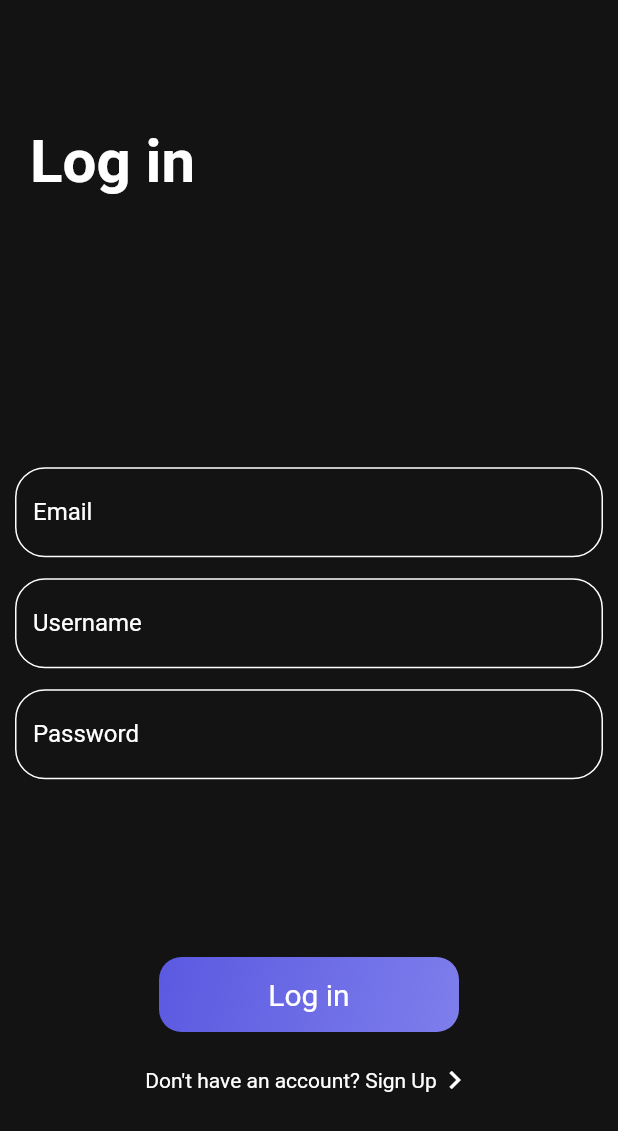
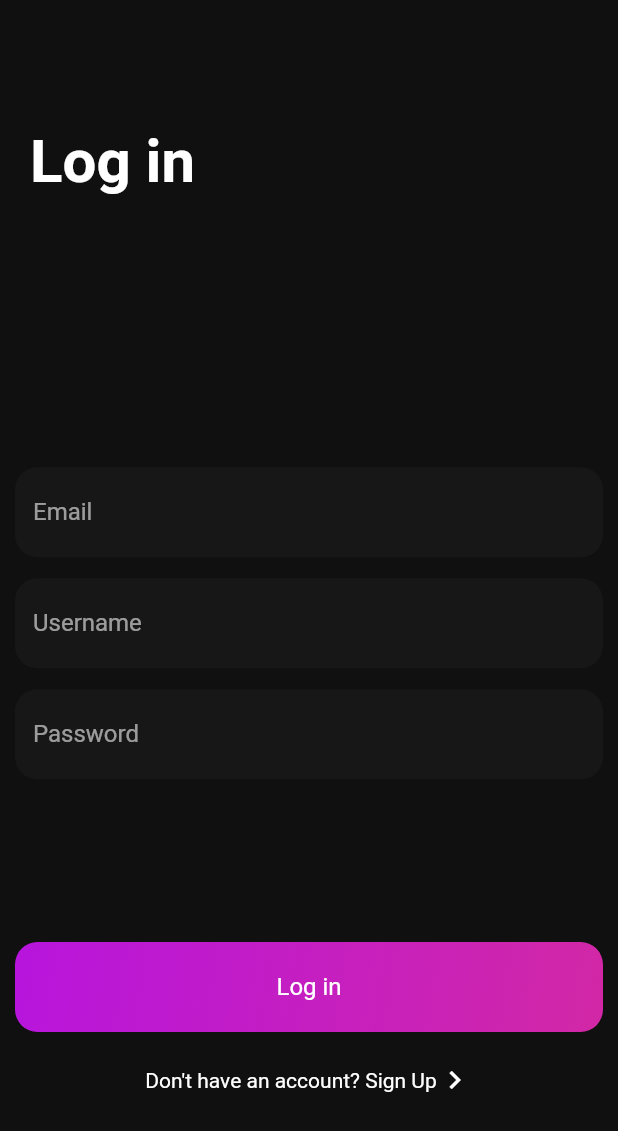
Before and after one commit to RedCape-Studios/flixcard, a Flutter app: the screen it shows after launch, on a phone screen of 412 x 824 dp. Shown: the top 1131 px of the screen. Run offline on Flutter 3.47's test engine with Material 2 defaults, Android fonts, the phone set to English and light mode, and no system bars; our stand-ins replace supabase; missing offline and left inert: dotenv; accounts and stored records are empty.

Commit message:
Enhance login aesthetics again

```diff
--- a/lib/models/login.dart
+++ b/lib/models/login.dart
@@ -6,10 +6,10 @@ class LoginModel extends ChangeNotifier {
   TextEditingController passwordController = TextEditingController();
   TextEditingController confirmController = TextEditingController();
 
-  bool login = true;
+  bool isLogin = true;
 
   void switchPage() {
-    login = !login;
+    isLogin = !isLogin;
     notifyListeners();
   }
 }
--- a/lib/models/theme.dart
+++ b/lib/models/theme.dart
@@ -2,30 +2,40 @@ import 'package:flutter/material.dart';
 
 enum ThemeType { dark, light }
 
-final Color globalDarkColor = Color.fromARGB(255, 19, 19, 19);
-final Color secondaryDarkColor = Color.fromARGB(255, 19, 19, 19);
-final Color textDarkColor = Color.fromARGB(255, 245, 245, 245);
-final Color accentDarkColor = Color.fromARGB(255, 92, 90, 225);
+final accentPrimaryColor = Color.fromARGB(255, 183, 21, 221);
+final accentSecondaryColor = Color.fromARGB(255, 210, 40, 166);
+final accentGradient = LinearGradient(
+  begin: Alignment.topLeft,
+  end: Alignment.bottomRight,
+  colors: [
+    accentPrimaryColor,
+    accentSecondaryColor,
+  ],
+);
 
-final Color globalLightColor = Color.fromARGB(255, 136, 142, 188);
-final Color secondaryLightColor = Color.fromARGB(255, 229, 230, 250);
-final Color accentLightColor = Color.fromARGB(255, 111, 116, 252);
+final primaryDarkColor = Color.fromARGB(255, 16, 16, 16);
+final secondaryDarkColor = Color.fromARGB(255, 23, 23, 23);
+final textDarkColor = Color.fromARGB(255, 245, 245, 245);
 
-final TextStyle darkTextStyle = TextStyle(
+final primaryLightColor = Color.fromARGB(255, 239, 239, 239);
+final secondaryLightColor = Color.fromARGB(255, 232, 232, 232);
+final textLightColor = Color.fromARGB(255, 5, 5, 5);
+
+final darkTextStyle = TextStyle(
   fontFamily: 'Montserrat',
   fontSize: 18,
   fontWeight: FontWeight.normal,
   color: textDarkColor,
 );
 
-final ThemeData darkTheme = ThemeData(
+final darkTheme = ThemeData(
   brightness: Brightness.dark,
-  primaryColor: globalDarkColor,
-  scaffoldBackgroundColor: globalDarkColor,
-  splashColor: accentDarkColor,
+  primaryColor: primaryDarkColor,
+  scaffoldBackgroundColor: primaryDarkColor,
+  splashColor: accentPrimaryColor,
   appBarTheme: AppBarTheme(color: secondaryDarkColor),
   snackBarTheme: SnackBarThemeData(
-    backgroundColor: accentDarkColor,
+    backgroundColor: accentPrimaryColor,
     behavior: SnackBarBehavior.floating,
     shape: RoundedRectangleBorder(borderRadius: BorderRadius.circular(12)),
   ),
@@ -39,14 +49,14 @@ final ThemeData darkTheme = ThemeData(
   ),
 );
 
-final ThemeData lightTheme = ThemeData(
+final lightTheme = ThemeData(
   brightness: Brightness.light,
-  primaryColor: globalLightColor,
-  scaffoldBackgroundColor: globalLightColor,
-  splashColor: accentLightColor,
+  primaryColor: primaryLightColor,
+  scaffoldBackgroundColor: primaryLightColor,
+  splashColor: accentPrimaryColor,
   appBarTheme: AppBarTheme(color: secondaryLightColor),
   snackBarTheme: SnackBarThemeData(
-    backgroundColor: accentLightColor,
+    backgroundColor: accentPrimaryColor,
     behavior: SnackBarBehavior.floating,
     shape: RoundedRectangleBorder(borderRadius: BorderRadius.circular(12)),
   ),
@@ -63,9 +73,9 @@ final ThemeData lightTheme = ThemeData(
 class ThemeModel extends ChangeNotifier {
   var theme = darkTheme;
   var type = ThemeType.dark;
-  var globalColor = globalDarkColor;
+  var primaryColor = primaryDarkColor;
   var secondaryColor = secondaryDarkColor;
-  var accentColor = accentDarkColor;
+  var textColor = textDarkColor;
 
   void setTheme(ThemeType type) {
     switch (type) {
@@ -73,18 +83,18 @@ class ThemeModel extends ChangeNotifier {
         {
           theme = darkTheme;
           type = ThemeType.dark;
-          globalColor = globalDarkColor;
+          primaryColor = primaryDarkColor;
           secondaryColor = secondaryDarkColor;
-          accentColor = accentDarkColor;
+          textColor = textDarkColor;
           break;
         }
       case ThemeType.light:
         {
           theme = lightTheme;
           type = ThemeType.light;
-          globalColor = globalLightColor;
+          primaryColor = primaryLightColor;
           secondaryColor = secondaryLightColor;
-          accentColor = accentLightColor;
+          textColor = textLightColor;
           break;
         }
     }
--- a/lib/routes/login.dart
+++ b/lib/routes/login.dart
@@ -11,8 +11,9 @@ class SignUpRoute extends StatelessWidget {
   Widget build(BuildContext context) {
     return Consumer<ThemeModel>(builder: (context, model, child) {
       return Scaffold(
-        backgroundColor: model.secondaryColor,
-        resizeToAvoidBottomInset: false,
+        backgroundColor: model.primaryColor,
+        // ! Check if sized correctly in 5.5" devices
+        // resizeToAvoidBottomInset: false,
         body: SafeArea(child: SignUpBody()),
       );
     });
@@ -27,8 +28,6 @@ class SignUpBody extends StatefulWidget {
 class _SignUpBodyState extends State<SignUpBody> {
   final _formKey = GlobalKey<FormState>();
 
-  @override
-  Widget build(BuildContext context) {
   SnackBar errorSnackBar(String text) {
     return SnackBar(
       duration: Duration(milliseconds: 800),
@@ -40,6 +39,8 @@ class _SignUpBodyState extends State<SignUpBody> {
     );
   }
 
+  @override
+  Widget build(BuildContext context) {
     return Consumer2<LoginModel, ThemeModel>(
       builder: (context, loginModel, themeModel, child) {
         return Padding(
@@ -53,10 +54,12 @@ class _SignUpBodyState extends State<SignUpBody> {
                   child: Padding(
                     padding: EdgeInsets.only(left: 20, top: 10),
                     child: Text(
-                          loginModel.login ? 'Log in' : 'Sign Up',
-                          style: TextStyle(
-                              fontSize: 40, fontWeight: FontWeight.bold),
-                        ))),
+                      loginModel.isLogin ? 'Log in' : 'Sign Up',
+                      style:
+                          TextStyle(fontSize: 40, fontWeight: FontWeight.w600),
+                    ),
+                  ),
+                ),
               ),
               Flexible(
                 flex: 2,
@@ -70,12 +73,13 @@ class _SignUpBodyState extends State<SignUpBody> {
                               top: 7.0, left: 10.0, right: 10.0),
                           child: LoginFormFieldWidget(
                             controller: loginModel.emailController,
-                            validator: (String? value) {
+                            validator: (var value) {
                               if (value!.isEmpty) {
                                 return "Please enter your Email ID";
                               } else if (!(value.contains(RegExp(r'@|.com')))) {
                                 return "Email ID is not valid";
                               }
+                              return null;
                             },
                             label: 'Email',
                             model: themeModel,
@@ -89,6 +93,7 @@ class _SignUpBodyState extends State<SignUpBody> {
                             if (value!.isEmpty) {
                               return "Please enter your username";
                             }
+                            return null;
                           },
                           label: 'Username',
                           model: themeModel,
@@ -104,7 +109,7 @@ class _SignUpBodyState extends State<SignUpBody> {
                             if (value!.isEmpty) {
                               return "Please enter your password";
                             }
-                            return "";
+                            return null;
                           },
                           label: 'Password',
                           model: themeModel,
@@ -119,37 +124,33 @@ class _SignUpBodyState extends State<SignUpBody> {
                 child: Column(
                   children: [
                     Padding(
-                      padding: EdgeInsets.only(top: 20, bottom: 20),
+                      padding: const EdgeInsets.all(10),
                       child: InkWell(
                         borderRadius: BorderRadius.circular(15),
                         child: Ink(
-                            width: 200,
-                            height: 50,
+                          // width: 200,
+                          height: 60,
                           decoration: BoxDecoration(
                             borderRadius: BorderRadius.circular(15),
-                                gradient: LinearGradient(
-                                  begin: Alignment.topLeft,
-                                  end: Alignment.bottomRight,
-                                  colors: [
-                                    Color.fromARGB(255, 91, 89, 224),
-                                    Color.fromARGB(255, 126, 126, 236),
-                                  ],
-                                )),
+                            gradient: accentGradient,
+                          ),
                           child: Center(
                             child: Text(
-                                loginModel.login ? "Log in" : "Sign Up",
+                              loginModel.isLogin ? "Log in" : "Sign Up",
                               style: TextStyle(
-                                    fontSize: 20.0,
+                                fontSize: 16.0,
                                 color: Colors.white,
-                                    backgroundColor: Colors.transparent),
                               ),
-                            )),
+                            ),
+                          ),
+                        ),
                         onTap: () async {
                           if (_formKey.currentState!.validate()) {
-                            if (loginModel.login) {
+                            if (loginModel.isLogin) {
                               if (await Auth.signIn(
                                 loginModel.emailController.text,
-                                  loginModel.passwordController.text)) {
+                                loginModel.passwordController.text,
+                              )) {
                                 Navigator.popAndPushNamed(context, '/home');
                               } else {
                                 ScaffoldMessenger.of(context).showSnackBar(
@@ -164,7 +165,8 @@ class _SignUpBodyState extends State<SignUpBody> {
                               } else {
                                 ScaffoldMessenger.of(context).showSnackBar(
                                   errorSnackBar(
-                                      'Unable to sign up. Please try again.'),
+                                    'Unable to sign up. Please try again.',
+                                  ),
                                 );
                               }
                             }
@@ -173,14 +175,14 @@ class _SignUpBodyState extends State<SignUpBody> {
                         },
                       ),
                     ),
-                    ConstrainedBox(
-                      constraints: BoxConstraints(maxWidth: 400),
+                    Padding(
+                      padding: const EdgeInsets.only(top: 10.0),
                       child: GestureDetector(
                         child: Row(
                           mainAxisAlignment: MainAxisAlignment.center,
                           children: [
                             Text(
-                              loginModel.login
+                              loginModel.isLogin
                                   ? 'Don\'t have an account? Sign Up'
                                   : 'Have an account? Log in',
                             ),
--- a/lib/widgets/drawer.dart
+++ b/lib/widgets/drawer.dart
@@ -8,7 +8,7 @@ class DrawerWidget extends StatelessWidget {
     return Drawer(
       child: Consumer<ThemeModel>(builder: (context, model, child) {
         return Ink(
-          color: model.globalColor,
+          color: model.primaryColor,
           child: CustomScrollView(
             slivers: [
               SliverList(
--- a/lib/widgets/login_field.dart
+++ b/lib/widgets/login_field.dart
@@ -10,17 +10,18 @@ class LoginFormFieldWidget extends StatelessWidget {
   final ThemeModel model;
   final bool obscure;
 
-  LoginFormFieldWidget(
-      {required this.validator,
-      required this.controller,
-      required this.label,
-      required this.model,
-      this.obscure = false});
+  LoginFormFieldWidget({
+    required this.validator,
+    required this.controller,
+    required this.label,
+    required this.model,
+    this.obscure = false,
+  });
 
   @override
   Widget build(BuildContext context) {
     return TextFormField(
-      cursorColor: model.accentColor,
+      cursorColor: accentPrimaryColor,
       strutStyle: StrutStyle(fontFamily: 'Montserrat'),
       obscureText: obscure,
       keyboardType: TextInputType.emailAddress,
@@ -29,23 +30,25 @@ class LoginFormFieldWidget extends StatelessWidget {
       controller: controller,
       decoration: InputDecoration(
         labelText: label,
-        labelStyle: TextStyle(color: Colors.white),
+        filled: true,
+        fillColor: model.secondaryColor,
+        labelStyle: TextStyle(color: model.textColor.withOpacity(0.6)),
         errorStyle: TextStyle(color: Colors.redAccent),
         enabledBorder: OutlineInputBorder(
-          borderSide: BorderSide(color: Colors.white),
-          borderRadius: BorderRadius.circular(20),
+          borderSide: BorderSide(color: Colors.transparent),
+          borderRadius: BorderRadius.circular(15),
         ),
         focusedBorder: OutlineInputBorder(
-          borderSide: BorderSide(color: model.accentColor),
-          borderRadius: BorderRadius.circular(20),
+          borderSide: BorderSide(color: accentPrimaryColor),
+          borderRadius: BorderRadius.circular(15),
         ),
         errorBorder: OutlineInputBorder(
           borderSide: BorderSide(color: Colors.redAccent),
-          borderRadius: BorderRadius.circular(20),
+          borderRadius: BorderRadius.circular(15),
         ),
         focusedErrorBorder: OutlineInputBorder(
           borderSide: BorderSide(color: Colors.redAccent),
-          borderRadius: BorderRadius.circular(20),
+          borderRadius: BorderRadius.circular(15),
         ),
       ),
     );
--- a/lib/widgets/nav_bar.dart
+++ b/lib/widgets/nav_bar.dart
@@ -17,7 +17,7 @@ class _NavBarWidgetState extends State<NavBarWidget>
   Widget build(BuildContext context) {
     return Consumer<ThemeModel>(builder: (context, model, child) {
       return BottomNavigationBar(
-        fixedColor: model.accentColor,
+        fixedColor: accentPrimaryColor,
         currentIndex: currentIndex,
         unselectedItemColor:
             model.type == ThemeType.dark ? Colors.white38 : Colors.white,
@@ -25,22 +25,22 @@ class _NavBarWidgetState extends State<NavBarWidget>
           BottomNavigationBarItem(
             icon: Icon(Icons.games_outlined),
             label: 'Games',
-            backgroundColor: model.globalColor,
+            backgroundColor: model.primaryColor,
           ),
           BottomNavigationBarItem(
             icon: Icon(Icons.movie_creation_outlined),
             label: 'Movies',
-            backgroundColor: model.globalColor,
+            backgroundColor: model.primaryColor,
           ),
           BottomNavigationBarItem(
             icon: Icon(Icons.laptop_chromebook_outlined),
             label: 'Serials',
-            backgroundColor: model.globalColor,
+            backgroundColor: model.primaryColor,
           ),
           BottomNavigationBarItem(
             icon: Icon(Icons.settings_outlined),
             label: 'Settings',
-            backgroundColor: model.globalColor,
+            backgroundColor: model.primaryColor,
           ),
         ],
         onTap: (int index) {
```
Lines whose indentation alone changed are shown as unchanged.
